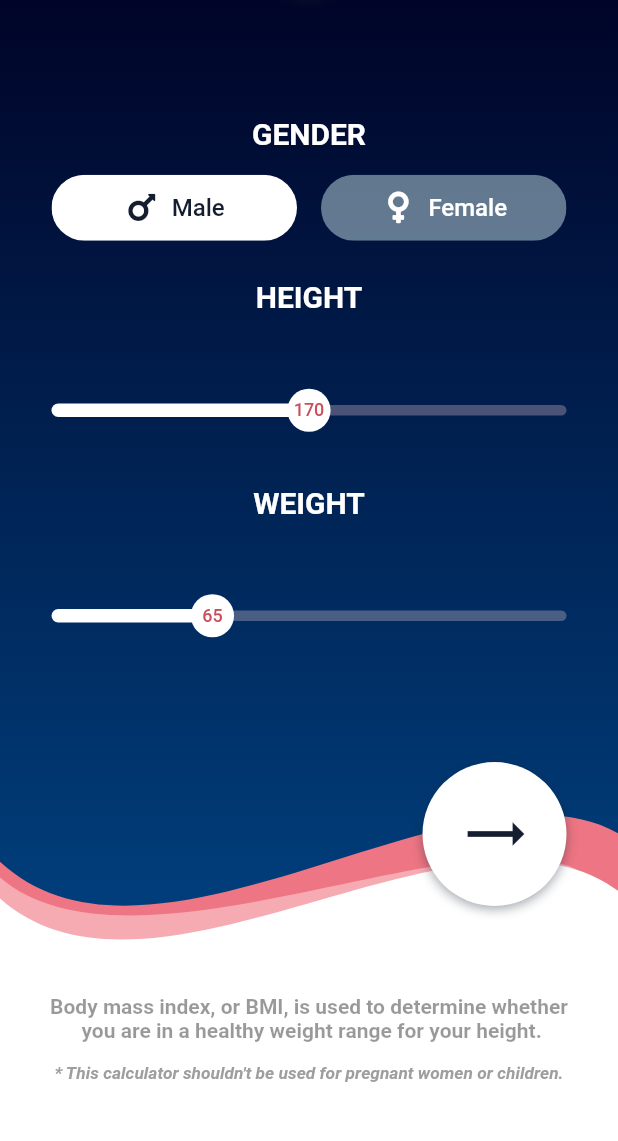
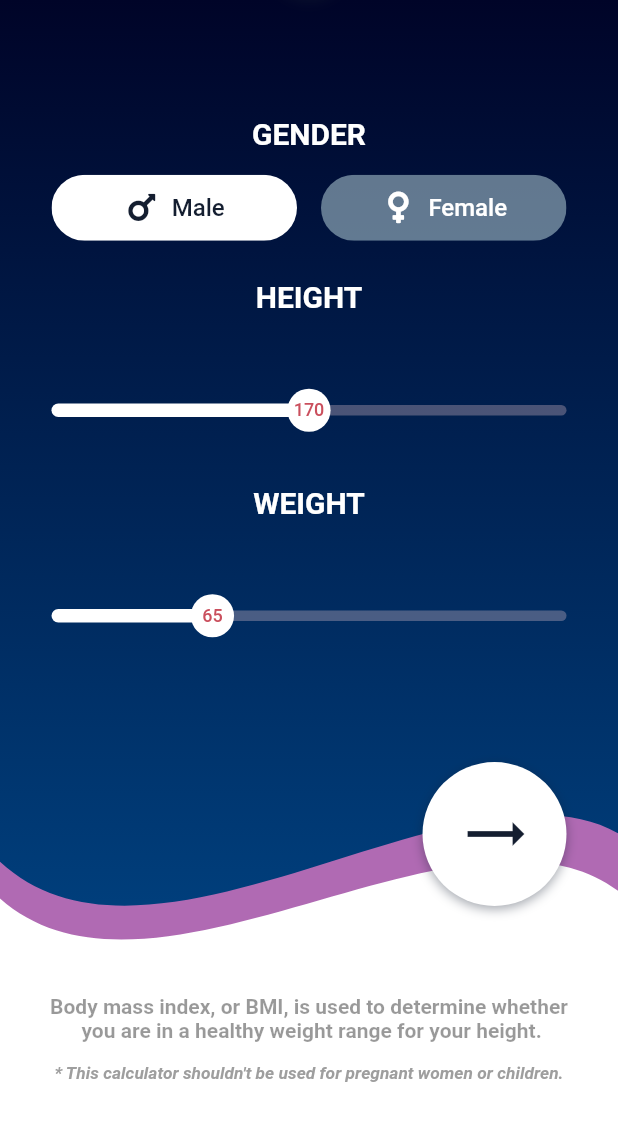
Before and after one commit to SHAHZAIB-prog/BMI-Calculator, a Flutter app: the screen it shows after launch, on a phone screen of 412 x 824 dp, the part 84-1225 px from its top. Run offline on Flutter 3.47's test engine with Material 2 defaults, Android fonts, the phone set to English and light mode, and no system bars; our stand-ins replace font_awesome_flutter.

Commit message:
Changing background curve color of BMI Calculator

```diff
--- a/lib/home/home_screen.dart
+++ b/lib/home/home_screen.dart
@@ -194,14 +194,14 @@ class _HomeScreenState extends State<HomeScreen> {
                   height: 190.0,
                   width: double.infinity,
                   child: const CustomPaint(
-                    painter: CurvePainter(color: Color(0xFFEE7583), pathNo: 3),
+                    painter: CurvePainter(color: Color(0xFFB06AB3), pathNo: 3),
                   ),
                 ),
                 Container(
                   height: 220.0,
                   width: double.infinity,
                   child: const CustomPaint(
-                    painter: CurvePainter(color: Color(0xFFF6ABB2), pathNo: 2),
+                    painter: CurvePainter(color: Color(0xFFB06AB3), pathNo: 2),
                   ),
                 ),
                 Container(
```
